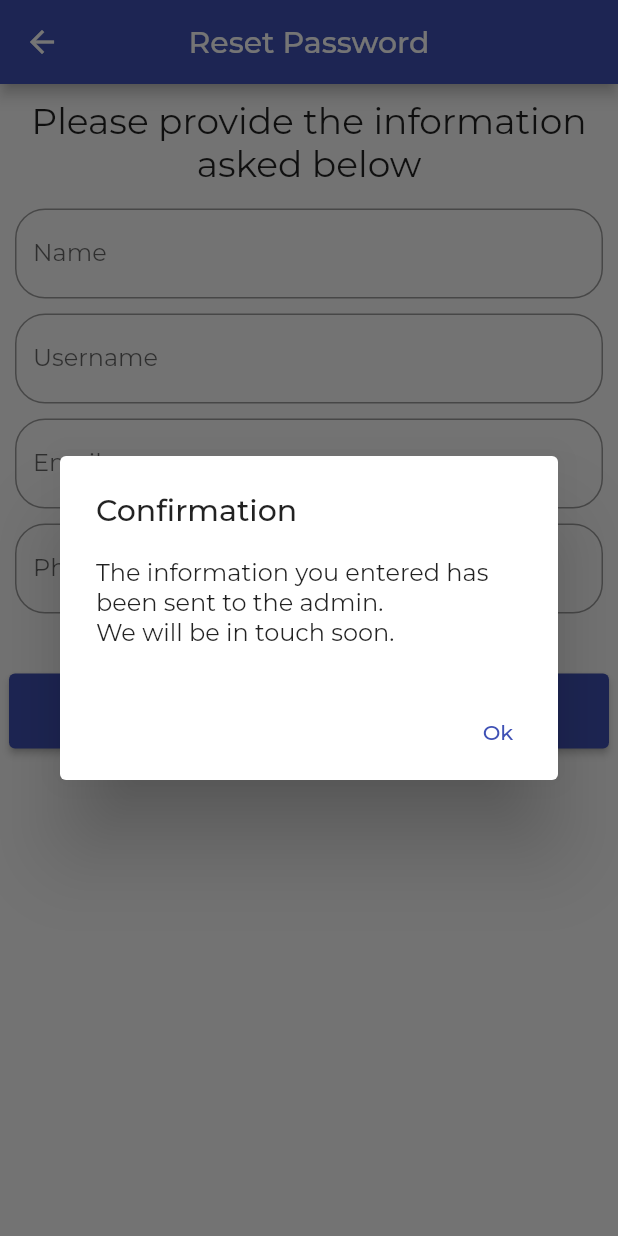
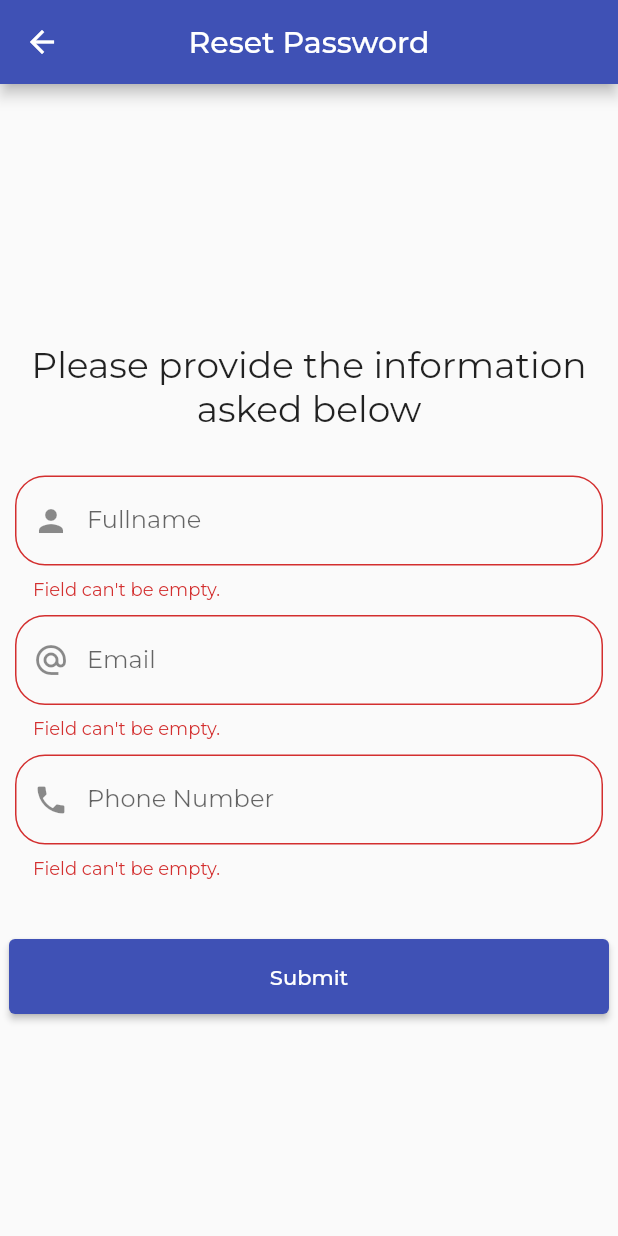
Before and after one commit to b-codex/balemoya-frontend, a Flutter app: the ResetPassword screen opened by its route, after a tap on "Submit", on a phone screen of 412 x 824 dp. Run offline on Flutter 3.47's test engine with Material 2 defaults, Android fonts, the phone set to English and light mode, and no system bars; our stand-ins replace bloc, file_picker, flutter_bloc, google_fonts, image_picker, introduction_screen and 2 more; missing offline and left inert: animated_snack_bar, crypt, filter_list; accounts and stored records are empty.

Commit message:
reset password bloc done, api needs correction

```diff
--- /dev/null
+++ b/lib/account/reset_password/bloc/reset_password_bloc.dart
@@ -0,0 +1,25 @@
+import 'package:balemoya/account/reset_password/models/models.dart';
+import 'package:balemoya/account/reset_password/repository/repository.dart';
+import 'package:bloc/bloc.dart';
+import 'package:meta/meta.dart';
+
+part 'reset_password_event.dart';
+part 'reset_password_state.dart';
+
+class ResetPasswordBloc extends Bloc<ResetPasswordEvent, ResetPasswordState> {
+  final ResetPasswordRepository resetPasswordRepository;
+  ResetPasswordBloc({required this.resetPasswordRepository})
+      : super(ResetPasswordInitial()) {
+    on<PasswordResetRequest>((event, emit) async {
+      final response = await resetPasswordRepository.passwordResetRequest(
+        resetPasswordModel: event.resetPasswordModel,
+      ) as Map;
+
+      if (response['success']) {
+        emit(PasswordResetSuccess());
+      } else {
+        emit(PasswordResetFailed());
+      }
+    });
+  }
+}
--- /dev/null
+++ b/lib/account/reset_password/bloc/reset_password_event.dart
@@ -0,0 +1,10 @@
+part of 'reset_password_bloc.dart';
+
+@immutable
+abstract class ResetPasswordEvent {}
+
+class PasswordResetRequest extends ResetPasswordEvent {
+  final ResetPasswordModel resetPasswordModel;
+
+  PasswordResetRequest({required this.resetPasswordModel});
+}
--- /dev/null
+++ b/lib/account/reset_password/bloc/reset_password_state.dart
@@ -0,0 +1,10 @@
+part of 'reset_password_bloc.dart';
+
+@immutable
+abstract class ResetPasswordState {}
+
+class ResetPasswordInitial extends ResetPasswordState {}
+
+class PasswordResetSuccess extends ResetPasswordState {}
+
+class PasswordResetFailed extends ResetPasswordState {}
--- /dev/null
+++ b/lib/account/reset_password/models/models.dart
@@ -0,0 +1,11 @@
+class ResetPasswordModel {
+  final String fullName;
+  final String email;
+  final String phoneNumber;
+
+  ResetPasswordModel({
+    required this.fullName,
+    required this.email,
+    required this.phoneNumber,
+  });
+}
--- /dev/null
+++ b/lib/account/reset_password/repository/repository.dart
@@ -0,0 +1,17 @@
+import 'package:balemoya/account/reset_password/data_provider/provider.dart';
+import 'package:balemoya/account/reset_password/models/models.dart';
+
+class ResetPasswordRepository {
+  final ResetPasswordProvider resetPasswordProvider;
+  ResetPasswordRepository({required this.resetPasswordProvider});
+
+  Future<Object> passwordResetRequest({
+    required ResetPasswordModel resetPasswordModel,
+  }) async {
+    final response = await resetPasswordProvider.passwordResetRequest(
+      resetPasswordModel: resetPasswordModel,
+    );
+
+    return response;
+  }
+}
--- a/lib/account/reset_password/screens/reset_password.dart
+++ b/lib/account/reset_password/screens/reset_password.dart
@@ -1,5 +1,10 @@
+import 'package:animated_snack_bar/animated_snack_bar.dart';
+import 'package:balemoya/account/reset_password/bloc/reset_password_bloc.dart';
+import 'package:balemoya/account/reset_password/models/models.dart';
 import 'package:balemoya/auth/login/screens/login_screen.dart';
+import 'package:balemoya/static/widgets/snack_bar.dart';
 import 'package:flutter/material.dart';
+import 'package:flutter_bloc/flutter_bloc.dart';
 
 class ResetPassword extends StatelessWidget {
   const ResetPassword({Key? key}) : super(key: key);
@@ -23,18 +28,45 @@ PreferredSizeWidget _appBar() {
 
 Widget _body(context) {
   final GlobalKey<FormState> _formKey = GlobalKey<FormState>();
-  var _nameController = TextEditingController();
-  var _usernameController = TextEditingController();
+  var _fullNameController = TextEditingController();
   var _emailController = TextEditingController();
-  var _phoneController = TextEditingController();
+  var _phoneNumberController = TextEditingController();
 
-  return SingleChildScrollView(
+  return BlocConsumer<ResetPasswordBloc, ResetPasswordState>(
+    listener: (context, state) {
+      print(state);
+      if (state is PasswordResetSuccess) {
+        animatedSnackBar(
+          context: context,
+          message: "Password Changed Successfully.",
+          animatedSnackBarType: AnimatedSnackBarType.success,
+        );
+        Navigator.of(context).pushNamedAndRemoveUntil(
+          "/login",
+          (route) => false,
+        );
+      }
+
+      if (state is PasswordResetFailed) {
+        animatedSnackBar(
+          context: context,
+          message: "Task Failed. Please Try Again.",
+          animatedSnackBarType: AnimatedSnackBarType.error,
+        );
+      }
+    },
+    builder: (context, state) {
+      return Container(
+        alignment: Alignment.center,
         child: Form(
           key: _formKey,
           child: Column(
-        mainAxisAlignment: MainAxisAlignment.start,
+            mainAxisAlignment: MainAxisAlignment.center,
+            mainAxisSize: MainAxisSize.min,
             children: [
-          Row(
+              Container(
+                margin: EdgeInsets.symmetric(vertical: 15),
+                child: Row(
                   mainAxisAlignment: MainAxisAlignment.center,
                   children: [
                     Expanded(
@@ -56,39 +88,69 @@ Widget _body(context) {
                     )
                   ],
                 ),
-          _name(_nameController),
-          _username(_usernameController),
+              ),
+              _fullName(_fullNameController),
               _email(_emailController),
-          _phone(_phoneController),
-          _submitButton(context),
+              _phone(_phoneNumberController),
+              Container(
+                margin: EdgeInsets.only(
+                  top: 35,
+                ),
+                child: ElevatedButton(
+                  onPressed: () {
+                    var _alertDialog = AlertDialog(
+                      title: Text('Confirmation'),
+                      content: Text(
+                          'Your information has been validated. Please check your email for password reset link.\nDon\'t forget to check spam folder.'),
+                      actions: [
+                        TextButton(
+                          onPressed: () {
+                            Navigator.pop(context);
+                          },
+                          child: Text('Ok'),
+                        ),
+                      ],
+                    );
+                    if (_formKey.currentState!.validate()) {
+                      final resetPasswordBloc =
+                          BlocProvider.of<ResetPasswordBloc>(context);
+
+                      resetPasswordBloc.add(
+                        PasswordResetRequest(
+                          resetPasswordModel: ResetPasswordModel(
+                            fullName: _fullNameController.text.trim(),
+                            email: _emailController.text.trim(),
+                            phoneNumber: _phoneNumberController.text.trim(),
+                          ),
+                        ),
+                      );
+                    }
+                  },
+                  child: Text("Submit"),
+                  style: ElevatedButton.styleFrom(
+                    fixedSize: const Size(400, 50),
+                  ),
+                ),
+              )
             ],
           ),
         ),
       );
+    },
+  );
 }
 
-Widget _name(_nameController) {
+Widget _fullName(_fullNameController) {
   return Container(
     margin: EdgeInsets.symmetric(
       vertical: 5,
       horizontal: 10,
     ),
     child: _formField(
-      _nameController,
-      "Name",
-    ),
-  );
-}
-
-Widget _username(_usernameController) {
-  return Container(
-    margin: EdgeInsets.symmetric(
-      vertical: 5,
-      horizontal: 10,
-    ),
-    child: _formField(
-      _usernameController,
-      "Username",
+      _fullNameController,
+      "Fullname",
+      Icon(Icons.person),
+      TextInputType.name,
     ),
   );
 }
@@ -102,72 +164,38 @@ Widget _email(_emailController) {
     child: _formField(
       _emailController,
       "Email",
+      Icon(Icons.alternate_email),
+      TextInputType.emailAddress,
     ),
   );
 }
 
-Widget _phone(_phoneController) {
+Widget _phone(_phoneNumberController) {
   return Container(
     margin: EdgeInsets.symmetric(
       vertical: 5,
       horizontal: 10,
     ),
     child: _formField(
-      _phoneController,
+      _phoneNumberController,
       "Phone Number",
+      Icon(Icons.phone),
+      TextInputType.phone,
     ),
   );
 }
 
-Widget _submitButton(context) {
-  return Container(
-    margin: EdgeInsets.only(
-      top: 35,
-    ),
-    child: ElevatedButton(
-      onPressed: () {
-        var _alertDialog = AlertDialog(
-          title: Text('Confirmation'),
-          content: Text(
-              'The information you entered has been sent to the admin.\nWe will be in touch soon.'),
-          actions: [
-            TextButton(
-              onPressed: () {
-                Navigator.of(context).pushReplacement(
-                  MaterialPageRoute(
-                    builder: (BuildContext ctx) => LoginScreen(),
-                  ),
-                );
-              },
-              child: Text('Ok'),
-            ),
-          ],
-        );
-        showDialog(
-          context: context,
-          builder: (BuildContext ctx) {
-            return _alertDialog;
-          },
-        );
-      },
-      child: Text("Submit"),
-      style: ElevatedButton.styleFrom(
-        fixedSize: const Size(400, 50),
-      ),
-    ),
-  );
-}
-
-Widget _formField(_controller, _formLabel) {
+Widget _formField(_controller, _formLabel, _prefixIcon, _type) {
   return TextFormField(
     controller: _controller,
     decoration: InputDecoration(
       label: Text("$_formLabel"),
-      // prefixIcon: _prefixIcon,
+      prefixIcon: _prefixIcon,
       border: OutlineInputBorder(
         borderRadius: BorderRadius.circular(20),
       ),
     ),
+    keyboardType: _type,
     validator: (value) {
       if (value!.isEmpty) {
         return 'Field can\'t be empty.';
--- a/lib/main.dart
+++ b/lib/main.dart
@@ -5,6 +5,10 @@ import 'package:balemoya/account/profile/bloc/profile_bloc.dart';
 import 'package:balemoya/account/profile/data_provider/provider.dart';
 import 'package:balemoya/account/profile/repository/repository.dart';
 import 'package:balemoya/account/profile/screens/profile_screen.dart';
+import 'package:balemoya/account/reset_password/bloc/reset_password_bloc.dart';
+import 'package:balemoya/account/reset_password/data_provider/provider.dart';
+import 'package:balemoya/account/reset_password/repository/repository.dart';
+import 'package:balemoya/account/reset_password/screens/reset_password.dart';
 import 'package:balemoya/auth/login/bloc/login_bloc.dart';
 import 'package:balemoya/auth/login/data_provider/provider.dart';
 import 'package:balemoya/auth/login/repository/repository.dart';
@@ -62,6 +66,13 @@ class MyApp extends StatelessWidget {
     employeeProfileViewProvider: EmployeeProfileViewProvider(),
   );
 
+  /// Creating a new instance of the `ResetPasswordRepository` and passing the `resetPasswordProvider` to
+  /// it.
+  final ResetPasswordRepository resetPasswordRepository =
+      ResetPasswordRepository(
+    resetPasswordProvider: ResetPasswordProvider(),
+  );
+
   @override
 
   /// A function that returns a widget.
@@ -114,6 +125,14 @@ class MyApp extends StatelessWidget {
             employeeProfileViewRepository: employeeProfileViewRepository,
           ),
         ),
+
+        /// Creating a new instance of the `ResetPasswordBloc` and passing the `resetPasswordRepository`
+        /// to it.
+        BlocProvider(
+          create: (context) => ResetPasswordBloc(
+            resetPasswordRepository: resetPasswordRepository,
+          ),
+        ),
       ],
 
       /// A provider that provides the `sessionRepository` to the `MaterialApp` widget.
@@ -126,7 +145,7 @@ class MyApp extends StatelessWidget {
             textTheme: GoogleFonts.montserratTextTheme(),
           ),
           debugShowCheckedModeBanner: false,
-          home: ProfileScreen(),
+          home: ResetPassword(),
           // initialRoute: RouteManager.loading_screen,
           onGenerateRoute: RouteManager.generateRoute,
         ),
```
Also changed, not shown: lib/account/reset_password/data_provider/provider.dart (added, +22 -0 lines). Lines whose indentation alone changed are shown as unchanged.
